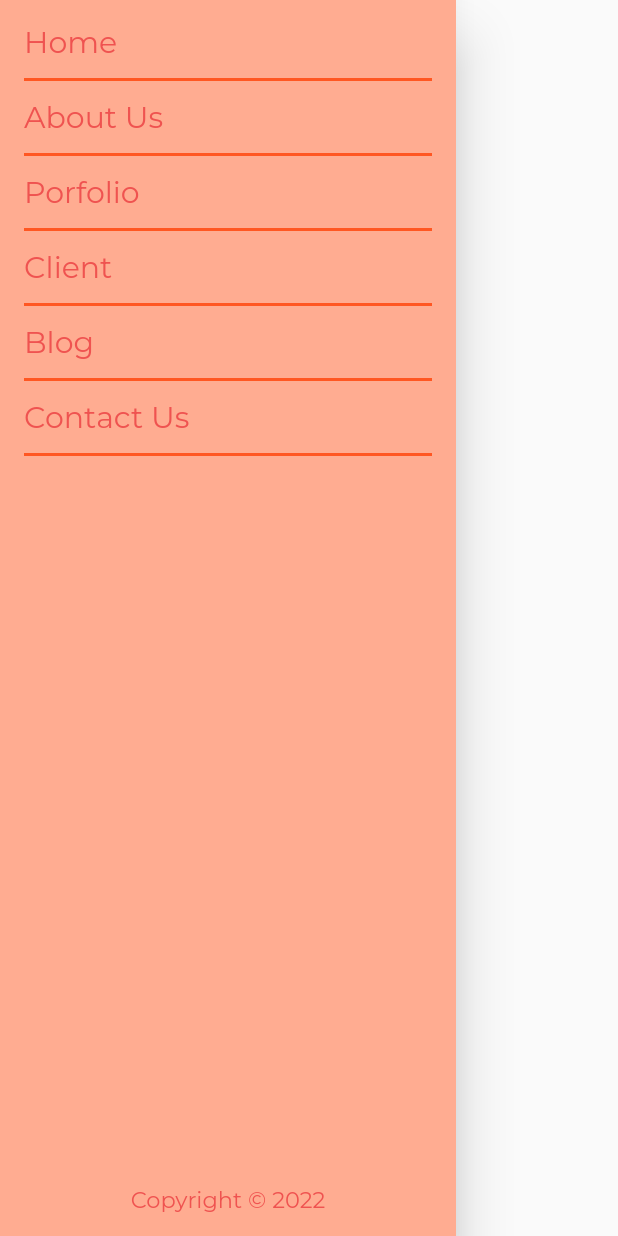
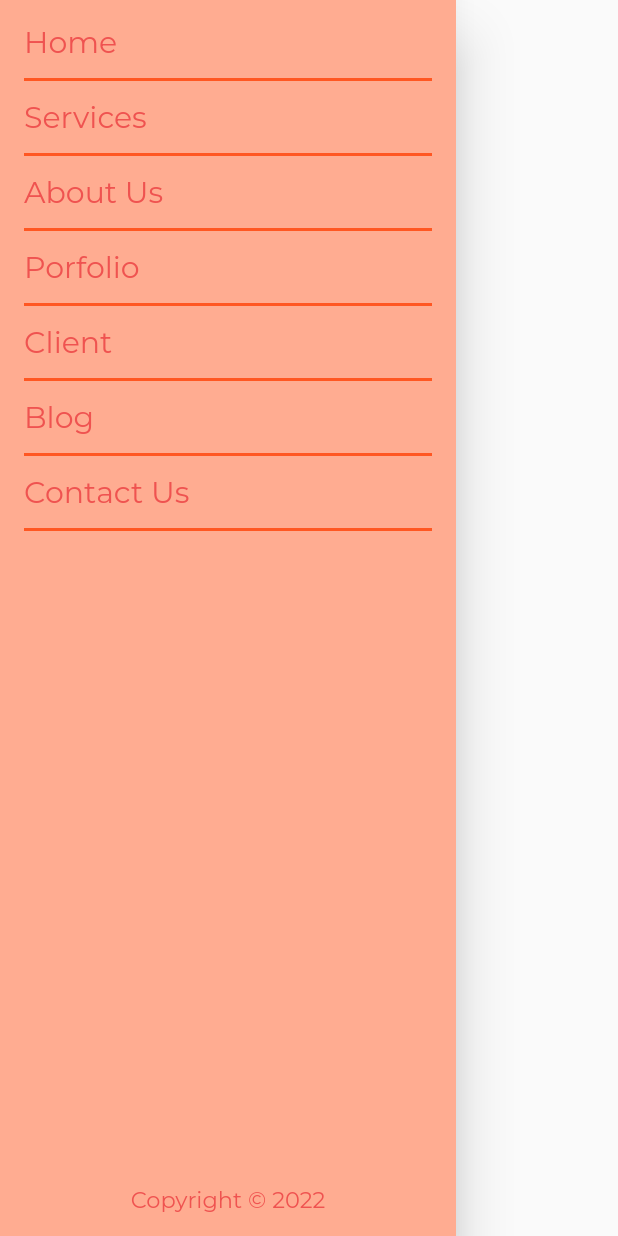
Before and after one commit to Core-Soft-Development/core_website, a Flutter app: the MenuDrawer widget shown alone on an empty page, opened directly, on a phone screen of 412 x 824 dp. Run offline on Flutter 3.47's test engine with Material 2 defaults, Android fonts, the phone set to English and light mode, and no system bars; project files that could hold a hidden picture were left out.

```diff
--- a/core_website/lib/config/themes/colors_theme.dart
+++ b/core_website/lib/config/themes/colors_theme.dart
@@ -2,8 +2,7 @@ import 'package:flutter/material.dart';
 
 class ColorsTheme {
 
-  static const Color PRIMARY_COLOR = Color(0xFF35B4C5);
-  static const Color PRIMARY_COLOR_LIGHT = Color(0xFFA5CFF1);
-  static const Color PRIMARY_COLOR_DARK = Color(0xFF0D3656);
-  static const Color ACCENT_COLOR = Color(0xFFF2DA04);
+  static const Color app_color = Color(0xFFFFAB91);
+  static const Color menu_drawer = Color(0xFFFFAC91);
+  static const Color text_menu_drawer = Color(0xFFEF5350);
 }
--- /dev/null
+++ b/core_website/lib/screens/service.dart
@@ -0,0 +1,15 @@
+import 'package:flutter/material.dart';
+
+class Services extends StatefulWidget {
+  Services({Key? key}) : super(key: key);
+
+  @override
+  State<Services> createState() => _ServicesState();
+}
+
+class _ServicesState extends State<Services> {
+  @override
+  Widget build(BuildContext context) {
+    return Container();
+  }
+}
--- a/core_website/lib/widgets/menu_drawer.dart
+++ b/core_website/lib/widgets/menu_drawer.dart
@@ -1,3 +1,4 @@
+import 'package:core_website/config/themes/colors_theme.dart';
 import 'package:flutter/material.dart';
 
 class MenuDrawer extends StatelessWidget {
@@ -5,9 +6,14 @@ class MenuDrawer extends StatelessWidget {
 
   @override
   Widget build(BuildContext context) {
+
+/**
+ * setting up the drawer menu
+ */
+
     return Drawer(
       child: Container(
-          color: const Color(0xFFFFAC91),
+          color: ColorsTheme.menu_drawer,
           child: Padding(
               padding: const EdgeInsets.all(16),
               child: Column(
@@ -18,7 +24,21 @@ class MenuDrawer extends StatelessWidget {
                     onTap: () {},
                     child: const Text(
                       'Home',
-                      style: TextStyle(color: Color(0xFFEF5350), fontSize: 20),
+                      style: TextStyle(color: ColorsTheme.text_menu_drawer, fontSize: 20),
+                    ),
+                  ),
+                  const Padding(
+                    padding: EdgeInsets.only(top: 5, bottom: 5),
+                    child: Divider(
+                      color: Colors.deepOrange,
+                      thickness: 2,
+                    ),
+                  ),
+                  InkWell(
+                    onTap: () {},
+                    child: const Text(
+                      'Services',
+                      style: TextStyle(color: ColorsTheme.text_menu_drawer, fontSize: 20),
                     ),
                   ),
                   const Padding(
@@ -32,7 +52,7 @@ class MenuDrawer extends StatelessWidget {
                     onTap: () {},
                     child: const Text(
                       'About Us',
-                      style: TextStyle(color: Color(0xFFEF5350), fontSize: 20),
+                      style: TextStyle(color: ColorsTheme.text_menu_drawer, fontSize: 20),
                     ),
                   ),
                   const Padding(
@@ -46,7 +66,7 @@ class MenuDrawer extends StatelessWidget {
                     onTap: () {},
                     child: const Text(
                       'Porfolio',
-                      style: TextStyle(color: Color(0xFFEF5350), fontSize: 20),
+                      style: TextStyle(color: ColorsTheme.text_menu_drawer, fontSize: 20),
                     ),
                   ),
                   const Padding(
@@ -60,7 +80,7 @@ class MenuDrawer extends StatelessWidget {
                     onTap: () {},
                     child: const Text(
                       'Client',
-                      style: TextStyle(color: Color(0xFFEF5350), fontSize: 20),
+                      style: TextStyle(color: ColorsTheme.text_menu_drawer, fontSize: 20),
                     ),
                   ),
                   const Padding(
@@ -74,7 +94,7 @@ class MenuDrawer extends StatelessWidget {
                     onTap: () {},
                     child: const Text(
                       'Blog',
-                      style: TextStyle(color: Color(0xFFEF5350), fontSize: 20),
+                      style: TextStyle(color: ColorsTheme.text_menu_drawer, fontSize: 20),
                     ),
                   ),
                   const Padding(
@@ -88,7 +108,7 @@ class MenuDrawer extends StatelessWidget {
                     onTap: () {},
                     child: const Text(
                       'Contact Us',
-                      style: TextStyle(color: Color(0xFFEF5350), fontSize: 20),
+                      style: TextStyle(color: ColorsTheme.text_menu_drawer, fontSize: 20),
                     ),
                   ),
                   const Padding(
@@ -103,7 +123,7 @@ class MenuDrawer extends StatelessWidget {
                     alignment: Alignment.bottomCenter,
                     child: Text(
                       'Copyright © 2022',
-                      style: TextStyle(color: Color(0xFFEF5350), fontSize: 15)
+                      style: TextStyle(color: ColorsTheme.text_menu_drawer, fontSize: 15)
                     ),
                   ))
                 ],
```
Also changed, not shown: core_website/lib/screens/blog.dart (added, +17 -0 lines), core_website/lib/screens/client.dart (added, +15 -0 lines), core_website/lib/screens/home.dart (added, +66 -0 lines), core_website/lib/screens/home_page.dart (+5 -24 lines), core_website/lib/screens/services.dart (deleted, +0 -17 lines), core_website/lib/widgets/top_bar_contents.dart (+51 -14 lines).
